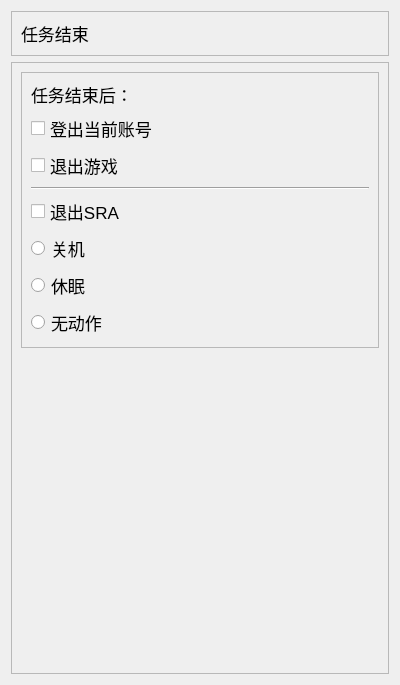
First picture: the form in resources/ui/mission_accomplish.ui, repository Shasnow/StarRailAssistant, before the edit.
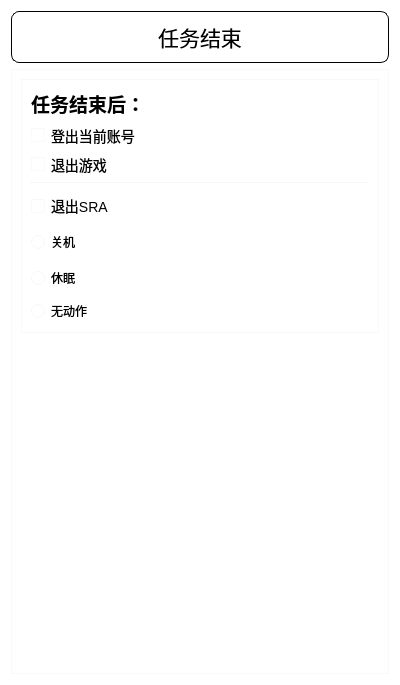
Second picture: the form after the edit.

What changed in the file:
```diff
--- a/resources/ui/mission_accomplish.ui
+++ b/resources/ui/mission_accomplish.ui
@@ -18,9 +18,19 @@
         <property name="windowTitle">
             <string>Form</string>
         </property>
+  <property name="styleSheet">
+   <string notr="true">背景：background-repeat: no-repeat;
+                background-position: center;
+                background-color: rgba(255, 255, 255, 0.1);</string>
+  </property>
         <layout class="QGridLayout" name="gridLayout">
             <item row="0" column="0">
                 <widget class="QFrame" name="title_frame">
+     <property name="styleSheet">
+      <string notr="true">border-radius: 8px;
+border: 1.2px solid black;
+background-color: rgba(255, 255, 255, 0.8);</string>
+     </property>
                     <property name="frameShape">
                         <enum>QFrame::Shape::StyledPanel</enum>
                     </property>
@@ -30,24 +40,14 @@
                     <layout class="QHBoxLayout" name="horizontalLayout">
                         <item>
                             <widget class="QLabel" name="title_label">
+        <property name="styleSheet">
+         <string notr="true">border:none</string>
+        </property>
                                 <property name="text">
-                                    <string>任务结束</string>
+         <string>&lt;html&gt;&lt;head/&gt;&lt;body&gt;&lt;p align=&quot;center&quot;&gt;&lt;span style=&quot; font-size:16pt;&quot;&gt;任务结束&lt;/span&gt;&lt;/p&gt;&lt;/body&gt;&lt;/html&gt;</string>
                                 </property>
                             </widget>
                         </item>
-                        <item>
-                            <spacer name="horizontalSpacer">
-                                <property name="orientation">
-                                    <enum>Qt::Orientation::Horizontal</enum>
-                                </property>
-                                <property name="sizeHint" stdset="0">
-                                    <size>
-                                        <width>329</width>
-                                        <height>20</height>
-                                    </size>
-                                </property>
-                            </spacer>
-                        </item>
                     </layout>
                 </widget>
             </item>
@@ -78,12 +78,24 @@
                                                 </size>
                                             </property>
                                             <property name="text">
-                                                <string>任务结束后：</string>
+            <string>&lt;html&gt;&lt;head/&gt;&lt;body&gt;&lt;p&gt;&lt;span style=&quot; font-size:14pt; font-weight:700;&quot;&gt;任务结束后：&lt;/span&gt;&lt;/p&gt;&lt;/body&gt;&lt;/html&gt;</string>
                                             </property>
                                         </widget>
                                     </item>
                                     <item>
                                         <widget class="QCheckBox" name="log_out_checkbox">
+           <property name="styleSheet">
+            <string notr="true">QCheckBox{border: none;background-color: rgba(255,
+                                                    255, 255, 0.8);font-size: 14px;}
+                                                    QCheckBox:hover {
+                                                    background-color: #f0f0f0;
+                                                    }
+
+                                                    /* 勾选框悬停时边框变色 */
+                                                    QCheckBox::indicator:hover {
+                                                    border-color: #666;
+                                                    }</string>
+           </property>
                                             <property name="text">
                                                 <string>登出当前账号</string>
                                             </property>
@@ -91,6 +103,18 @@
                                     </item>
                                     <item>
                                         <widget class="QCheckBox" name="quit_game_checkbox">
+           <property name="styleSheet">
+            <string notr="true">QCheckBox{border: none;background-color: rgba(255,
+                                                    255, 255, 0.8);font-size: 14px;}
+                                                    QCheckBox:hover {
+                                                    background-color: #f0f0f0;
+                                                    }
+
+                                                    /* 勾选框悬停时边框变色 */
+                                                    QCheckBox::indicator:hover {
+                                                    border-color: #666;
+                                                    }</string>
+           </property>
                                             <property name="text">
                                                 <string>退出游戏</string>
                                             </property>
@@ -111,6 +135,18 @@
                                                     <height>30</height>
                                                 </size>
                                             </property>
+           <property name="styleSheet">
+            <string notr="true">QCheckBox{border: none;background-color: rgba(255,
+                                                    255, 255, 0.8);font-size: 14px;}
+                                                    QCheckBox:hover {
+                                                    background-color: #f0f0f0;
+                                                    }
+
+                                                    /* 勾选框悬停时边框变色 */
+                                                    QCheckBox::indicator:hover {
+                                                    border-color: #666;
+                                                    }</string>
+           </property>
                                             <property name="text">
                                                 <string>退出SRA</string>
                                             </property>
@@ -124,6 +160,11 @@
                                                     <height>30</height>
                                                 </size>
                                             </property>
+           <property name="styleSheet">
+            <string notr="true">
+QPUSHBOTTON:QPushButton {font-size:14px;font-weight: bold；}
+  QPushButton:hover {ackground-color: #f0f0f0;border-color: #ccc;}</string>
+           </property>
                                             <property name="text">
                                                 <string>关机</string>
                                             </property>
@@ -137,6 +178,10 @@
                                                     <height>30</height>
                                                 </size>
                                             </property>
+           <property name="styleSheet">
+            <string notr="true">QPUSHBOTTON:QPushButton {font-size:14px;}
+  QPushButton:hover {ackground-color: #f0f0f0;border-color: #ccc;}</string>
+           </property>
                                             <property name="text">
                                                 <string>休眠</string>
                                             </property>
@@ -144,6 +189,10 @@
                                     </item>
                                     <item>
                                         <widget class="QRadioButton" name="radioButton">
+           <property name="styleSheet">
+            <string notr="true">QPUSHBOTTON:QPushButton {font-size:14px;}
+  QPushButton:hover {ackground-color: #f0f0f0;border-color: #ccc;}</string>
+           </property>
                                             <property name="text">
                                                 <string>无动作</string>
                                             </property>
```
Lines whose indentation alone changed are shown as unchanged.
